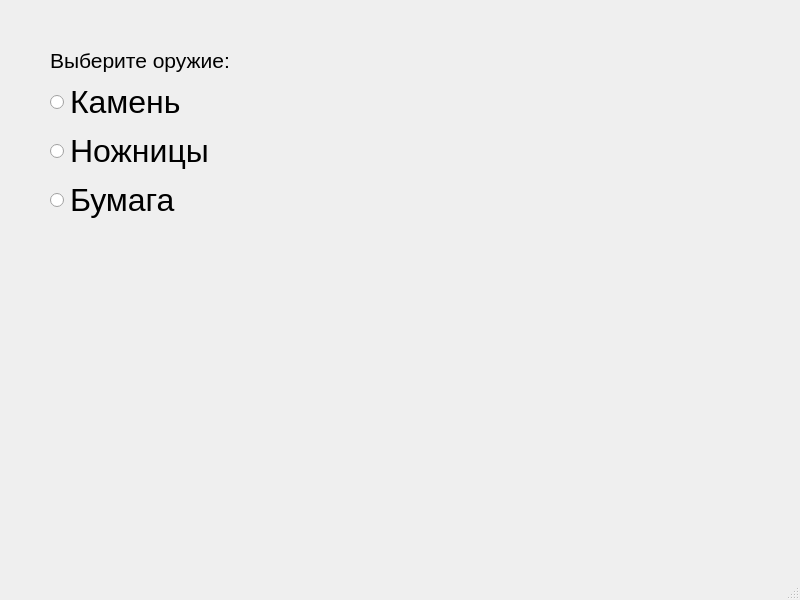
Before: the Qt Designer form Rock-paper-scissors/mainwindow.ui in Kolonin-Gleb/Rock-scissors-paper-game, drawn with Qt 5.
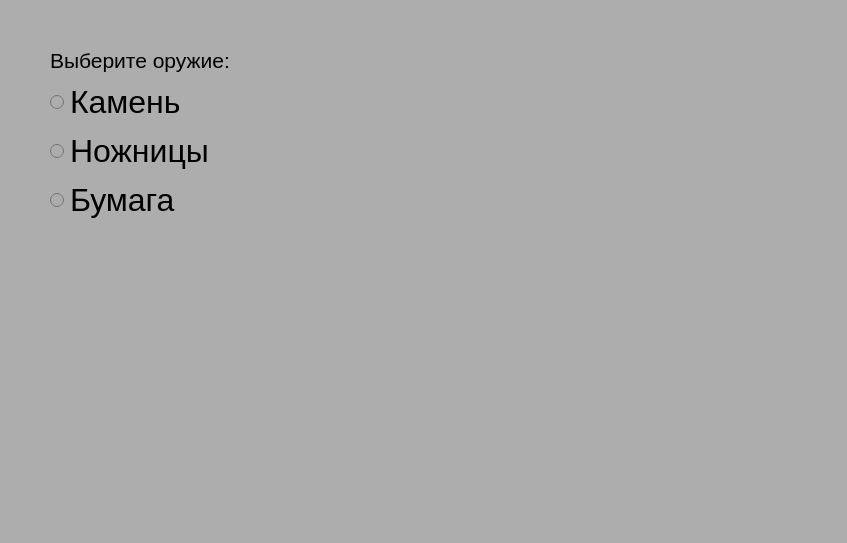
After: the same form once the commit is applied.

Diff of the .ui file:
```diff
--- a/Rock-paper-scissors/mainwindow.ui
+++ b/Rock-paper-scissors/mainwindow.ui
@@ -6,15 +6,15 @@
    <rect>
     <x>0</x>
     <y>0</y>
-    <width>800</width>
-    <height>600</height>
+    <width>847</width>
+    <height>543</height>
    </rect>
   </property>
   <property name="windowTitle">
    <string>MainWindow</string>
   </property>
   <property name="styleSheet">
-   <string notr="true"/>
+   <string notr="true">background-color: rgb(173, 173, 173);</string>
   </property>
   <widget class="QWidget" name="centralwidget">
    <widget class="QWidget" name="verticalLayoutWidget">
```
Left out of the diff: 2 changed lines with no effect on the pictures.
